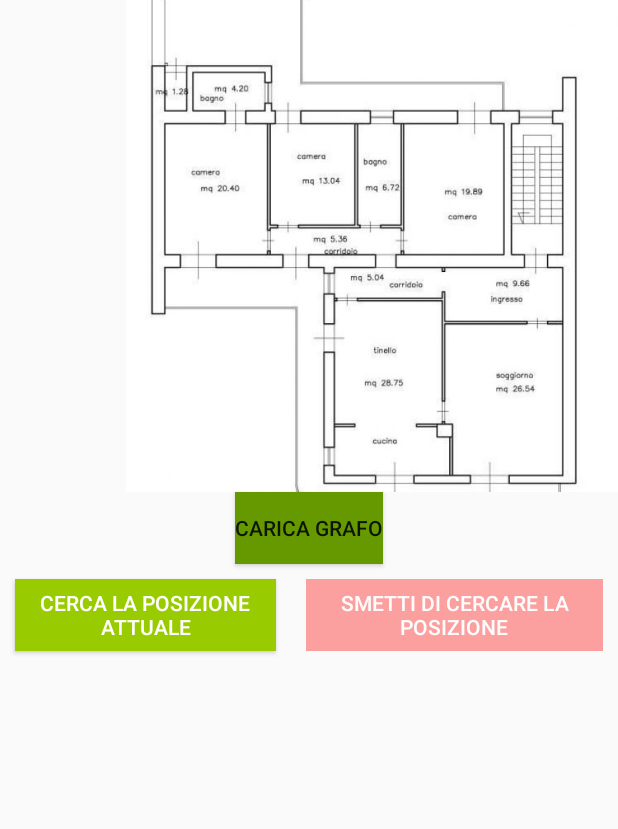
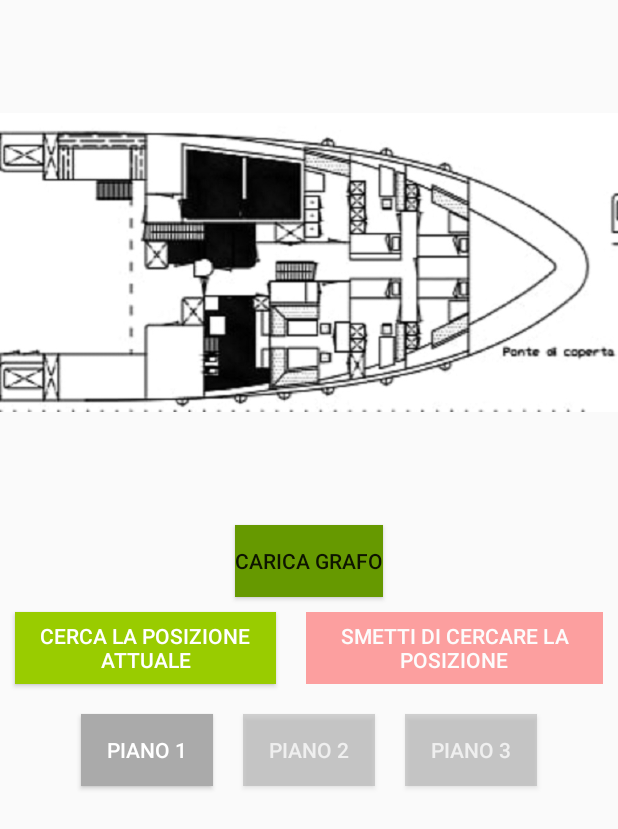
Before and after one commit to onapoli96/FirstDemoAndroid, an Android app: the layout activity_main.xml on its own in the app's theme, with its tools: preview values and no code run, on a phone screen of 412 x 824 dp. Shown: the top 829 px of the screen. Run offline under Robolectric (Android 15) with nearby library versions, the phone set to English and light mode, and no system bars.

Commit message:
Proviamo ad aggiustare lo zoom sul piano

```diff
--- a/app/build.gradle
+++ b/app/build.gradle
@@ -23,6 +23,7 @@ dependencies {
     implementation 'com.android.support:appcompat-v7:28.0.0'
     implementation 'com.android.support.constraint:constraint-layout:1.1.3'
     implementation 'org.altbeacon:android-beacon-library:2.16.1'
+    implementation 'com.android.support:support-v4:28.0.0'
     testImplementation 'junit:junit:4.12'
     androidTestImplementation 'com.android.support.test:runner:1.0.2'
     androidTestImplementation 'com.android.support.test.espresso:espresso-core:3.0.2'
--- a/app/src/main/java/com/example/firstdemoandroid/giorgio/Helper/MqttHelper.java
+++ b/app/src/main/java/com/example/firstdemoandroid/giorgio/Helper/MqttHelper.java
@@ -20,13 +20,13 @@ import org.eclipse.paho.client.mqttv3.MqttMessage;
 public class MqttHelper {
     public MqttAndroidClient mqttAndroidClient;
 
-    final String serverUri = "tcp://172.16.165.17:1883";
+    final String serverUri = "tcp://m24.cloudmqtt.com:16142";
 
     final String clientId = "ExampleAndroidClient3";
     final String subscriptionTopic = "client/+";
 
-    final String username = "giorgio";
-    final String password = "261046gis";
+    final String username = "ftvtpagh";
+    final String password = "pwVsR6nQqWa6";
 
     public MqttHelper(Context context){
         mqttAndroidClient = new MqttAndroidClient(context, serverUri, clientId);
--- a/app/src/main/res/layout/activity_main.xml
+++ b/app/src/main/res/layout/activity_main.xml
@@ -11,18 +11,22 @@
         android:layout_height="0dp"
         />
 
+
+
+
     <ImageView
         android:id="@+id/mappa"
-        android:layout_width="328dp"
-        android:layout_height="328dp"
+        android:layout_width="wrap_content"
+        android:layout_height="350dp"
         android:layout_alignParentEnd="true"
         android:layout_alignParentRight="true"
         android:layout_marginTop="0dp"
         android:layout_marginEnd="0dp"
         android:layout_marginRight="0dp"
 
-        android:src="@drawable/mappa"
+        android:src="@drawable/pontedicoperta"
         tools:ignore="MissingConstraints"/>
+
     <Button
         android:id="@+id/inviodati"
         android:layout_width="wrap_content"
@@ -33,9 +37,11 @@
         android:text="Carica Grafo"
         android:layout_centerHorizontal="true"/>
     <LinearLayout
+        android:id="@+id/linearBottoni"
         android:layout_width="wrap_content"
         android:layout_height="wrap_content"
         android:layout_below="@id/inviodati">
+
         <Button
             android:id="@+id/startReadingBeaconsButton"
             android:layout_width="wrap_content"
@@ -46,7 +52,8 @@
             android:enabled="true"
             android:onClick="detectBeaconInMap"
             android:text="Cerca la posizione attuale"
-        android:textColor="@android:color/white" />
+            android:textColor="@android:color/white"
+            />
 
         <Button
             android:id="@+id/stopReadingBeaconsButton"
@@ -59,7 +66,58 @@
             android:background="@android:color/holo_red_light"
             android:enabled="false"
             android:text="Smetti di cercare la posizione"
-            android:textColor="@android:color/white" />
+            android:textColor="@android:color/white"
+            />
+
+    </LinearLayout>
+
+    <LinearLayout
+        android:layout_below="@+id/linearBottoni"
+        android:layout_width="wrap_content"
+        android:orientation="horizontal"
+        android:layout_height="wrap_content"
+        android:layout_centerHorizontal="true">
+        <Button
+            android:id="@+id/piano1"
+            android:layout_width="wrap_content"
+            android:layout_height="wrap_content"
+            android:layout_margin="10dp"
+            android:layout_weight="1"
+            android:background="@android:color/darker_gray"
+            android:enabled="true"
+
+            android:onClick="cambiaPiano"
+            android:text="Piano 1"
+            android:textColor="@android:color/white"
+            />
+
+        <Button
+            android:id="@+id/piano2"
+            android:onClick="cambiaPiano"
+            android:layout_width="wrap_content"
+            android:layout_height="wrap_content"
+            android:layout_margin="10dp"
+            android:layout_weight="1"
+            android:alpha="0.5"
+            android:background="@android:color/darker_gray"
+            android:enabled="true"
+            android:text="Piano 2"
+            android:textColor="@android:color/white"
+            />
+        <Button
+            android:id="@+id/piano3"
+            android:onClick="cambiaPiano"
+            android:layout_width="wrap_content"
+            android:layout_height="wrap_content"
+            android:layout_margin="10dp"
+            android:layout_weight="1"
+            android:alpha="0.5"
+            android:background="@android:color/darker_gray"
+            android:enabled="true"
+            android:text="Piano 3"
+            android:textColor="@android:color/white"
+            />
+
     </LinearLayout>
 
 </RelativeLayout>
--- a/app/src/main/res/values/strings.xml
+++ b/app/src/main/res/values/strings.xml
@@ -16,4 +16,7 @@
     <string name="stop_looking_for_beacons">Ho smesso di cercare beacon</string>
     <string name="no_beacons_detected">Nessun beacon trovato</string>
     <string name="beacon_detected">Ho trovato il beacon con id %1$s !</string>
+
+    <!-- TODO: Remove or change this placeholder text -->
+    <string name="hello_blank_fragment">Hello blank fragment</string>
 </resources>
```
Also changed, not shown: app/src/main/java/com/example/firstdemoandroid/MainActivity.java (+59 -8 lines), app/src/main/res/drawable-v24/pontedicoperta.jpg (added), app/src/main/res/drawable/pontedicomando.jpg (added), app/src/main/res/drawable/primopontedisovrastruttura.jpg (added). Lines whose indentation alone changed are shown as unchanged.
